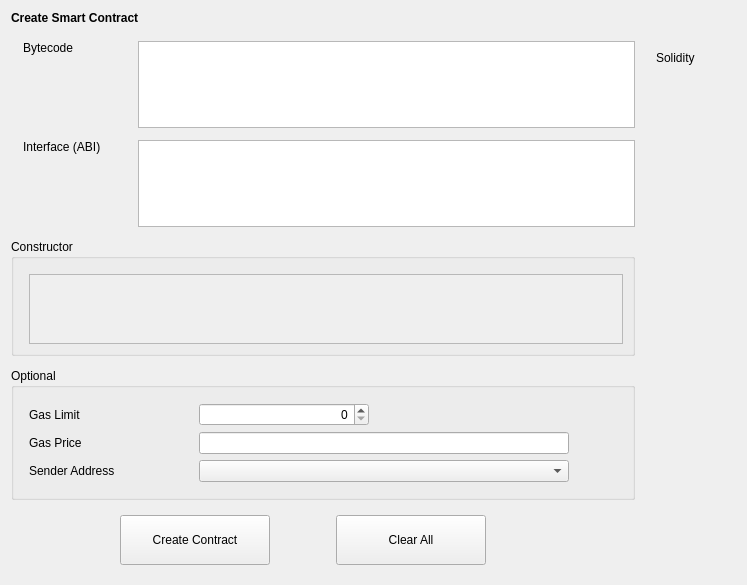
Above: src/qt/forms/createcontract.ui from HTMLCOIN/HTMLCOIN before the change. Below: the same form after it.
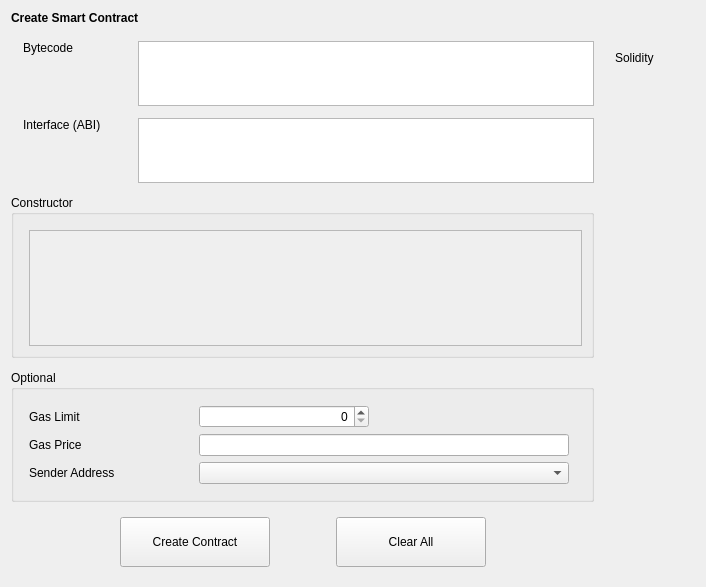
That is the form after the change. Custom widgets are drawn as their Qt base class.

Commit message: Extend the size of the function filed in contract GUI

```diff
--- a/src/qt/forms/createcontract.ui
+++ b/src/qt/forms/createcontract.ui
@@ -6,8 +6,8 @@
    <rect>
     <x>0</x>
     <y>0</y>
-    <width>747</width>
-    <height>585</height>
+    <width>706</width>
+    <height>587</height>
    </rect>
   </property>
   <property name="windowTitle">
@@ -77,9 +77,7 @@
              <property name="leftMargin">
               <number>12</number>
              </property>
-             <item>
-              <layout class="QVBoxLayout" name="verticalLayout_6">
-               <item>
+             <item alignment="Qt::AlignTop">
                 <widget class="QLabel" name="labelBytecode">
                  <property name="sizePolicy">
                   <sizepolicy hsizetype="Fixed" vsizetype="Preferred">
@@ -99,22 +97,19 @@
                 </widget>
                </item>
                <item>
-                <spacer name="verticalSpacer">
-                 <property name="orientation">
-                  <enum>Qt::Vertical</enum>
-                 </property>
-                 <property name="sizeHint" stdset="0">
-                  <size>
-                   <width>20</width>
-                   <height>40</height>
-                  </size>
-                 </property>
-                </spacer>
-               </item>
-              </layout>
-             </item>
-             <item>
               <widget class="QValidatedTextEdit" name="textEditBytecode">
+               <property name="sizePolicy">
+                <sizepolicy hsizetype="Expanding" vsizetype="Fixed">
+                 <horstretch>0</horstretch>
+                 <verstretch>0</verstretch>
+                </sizepolicy>
+               </property>
+               <property name="maximumSize">
+                <size>
+                 <width>16777215</width>
+                 <height>65</height>
+                </size>
+               </property>
                <property name="horizontalScrollBarPolicy">
                 <enum>Qt::ScrollBarAlwaysOff</enum>
                </property>
@@ -130,9 +125,7 @@
              <property name="leftMargin">
               <number>12</number>
              </property>
-             <item>
-              <layout class="QVBoxLayout" name="verticalLayout">
-               <item>
+             <item alignment="Qt::AlignTop">
                 <widget class="QLabel" name="labelInterface">
                  <property name="sizePolicy">
                   <sizepolicy hsizetype="Fixed" vsizetype="Preferred">
@@ -152,22 +145,19 @@
                 </widget>
                </item>
                <item>
-                <spacer name="verticalSpacer_6">
-                 <property name="orientation">
-                  <enum>Qt::Vertical</enum>
-                 </property>
-                 <property name="sizeHint" stdset="0">
-                  <size>
-                   <width>20</width>
-                   <height>40</height>
-                  </size>
-                 </property>
-                </spacer>
-               </item>
-              </layout>
-             </item>
-             <item>
               <widget class="QValidatedTextEdit" name="textEditInterface">
+               <property name="sizePolicy">
+                <sizepolicy hsizetype="Expanding" vsizetype="Fixed">
+                 <horstretch>0</horstretch>
+                 <verstretch>0</verstretch>
+                </sizepolicy>
+               </property>
+               <property name="maximumSize">
+                <size>
+                 <width>16777215</width>
+                 <height>65</height>
+                </size>
+               </property>
                <property name="horizontalScrollBarPolicy">
                 <enum>Qt::ScrollBarAlwaysOff</enum>
                </property>
@@ -197,8 +187,8 @@
                   <rect>
                    <x>0</x>
                    <y>0</y>
-                   <width>591</width>
-                   <height>68</height>
+                   <width>548</width>
+                   <height>97</height>
                   </rect>
                  </property>
                  <layout class="QVBoxLayout" name="verticalLayout_5"/>
```
Lines whose indentation alone changed are shown as unchanged. The commit also changes 5 other files.
